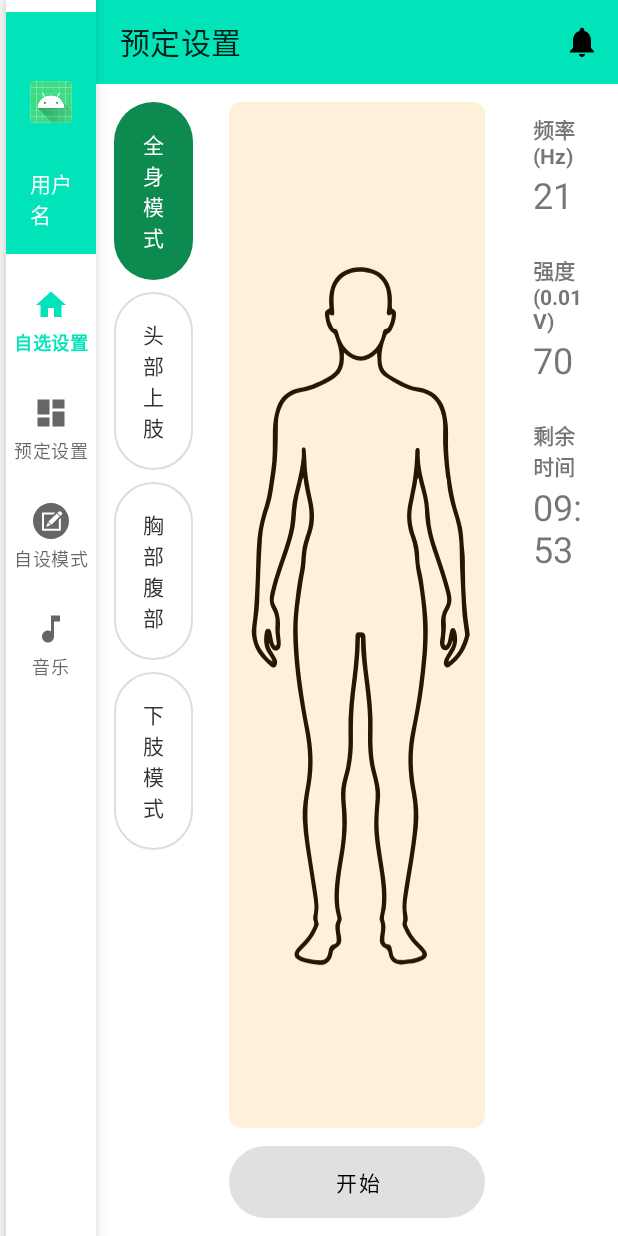
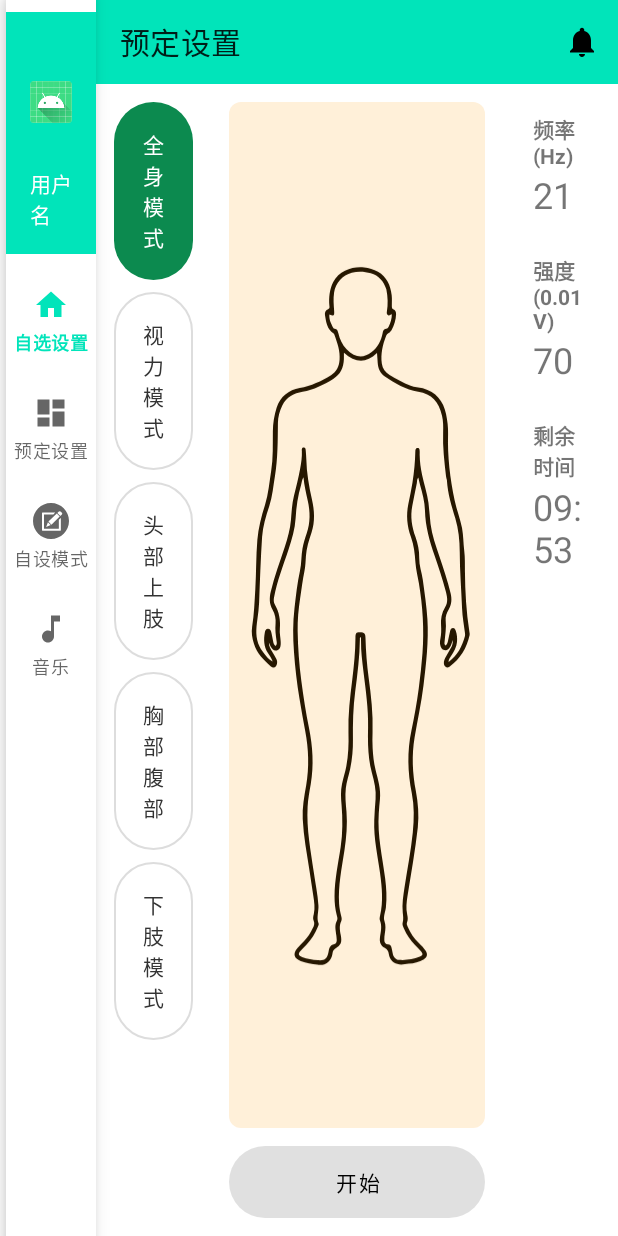
Before and after one commit to livermorerhui/SonicWaveV4-2, an Android app: the PersetmodeFragment screen opened through its navigation route, on a phone screen of 412 x 824 dp. Run offline under Robolectric (Android 15) with nearby library versions, the phone set to English and light mode, and no system bars; our stand-ins replace Room's generated code, navigation-ui; network calls fail; pictures from the network do not load; 3 statements that could not run were skipped.

Commit message:
app端开发:在[专家模式]添加[视力模式],模式区域添加翻滚功能

```diff
--- a/app/src/main/java/com/example/sonicwavev4/ui/persetmode/PersetmodeFragment.kt
+++ b/app/src/main/java/com/example/sonicwavev4/ui/persetmode/PersetmodeFragment.kt
@@ -51,6 +51,7 @@ class PersetmodeFragment : Fragment() {
     private val modeButtons: List<Button> by lazy {
         listOf(
             binding.btnWholeBody,
+            binding.btnVisionMode,
             binding.btnUpperHead,
             binding.btnChestAbdomen,
             binding.btnLowerLimb
@@ -156,9 +157,10 @@ class PersetmodeFragment : Fragment() {
         }
 
         binding.imgHighlightWhole.isVisible = state.selectedModeIndex == 0
-        binding.imgHighlightUpperHead.isVisible = state.selectedModeIndex == 1
-        binding.imgHighlightChestAbdomen.isVisible = state.selectedModeIndex == 2
-        binding.imgHighlightLowerLimb.isVisible = state.selectedModeIndex == 3
+        binding.imgHighlightVision.isVisible = state.selectedModeIndex == 1
+        binding.imgHighlightUpperHead.isVisible = state.selectedModeIndex == 2
+        binding.imgHighlightChestAbdomen.isVisible = state.selectedModeIndex == 3
+        binding.imgHighlightLowerLimb.isVisible = state.selectedModeIndex == 4
 
         binding.tvFrequencyValue.text = state.frequencyHz?.toString() ?: "--"
         binding.tvIntensityValue.text = state.intensity01V?.toString() ?: "--"
--- a/app/src/main/java/com/example/sonicwavev4/ui/persetmode/PersetmodeViewModel.kt
+++ b/app/src/main/java/com/example/sonicwavev4/ui/persetmode/PersetmodeViewModel.kt
@@ -16,6 +16,7 @@ import com.example.sonicwavev4.ui.persetmode.modes.LowerLimb10m
 import com.example.sonicwavev4.ui.persetmode.modes.PresetMode
 import com.example.sonicwavev4.ui.persetmode.modes.Step
 import com.example.sonicwavev4.ui.persetmode.modes.UpperLimbAndHead10m
+import com.example.sonicwavev4.ui.persetmode.modes.Vision10m
 import com.example.sonicwavev4.ui.persetmode.modes.WholeBody10m
 import com.example.sonicwavev4.utils.GlobalLogoutManager
 import com.example.sonicwavev4.utils.TestToneSettings
@@ -95,6 +96,7 @@ class PersetmodeViewModel(
 
     private val presetModes: List<PresetMode> = listOf(
         WholeBody10m,
+        Vision10m,
         UpperLimbAndHead10m,
         AbdomenChest10m,
         LowerLimb10m
--- /dev/null
+++ b/app/src/main/java/com/example/sonicwavev4/ui/persetmode/modes/Vision10m.kt
@@ -0,0 +1,22 @@
+package com.example.sonicwavev4.ui.persetmode.modes
+
+object Vision10m : PresetMode {
+    override val id: String = "vision_10m"
+    override val displayName: String = "视力模式 · 10分钟/周期"
+
+    override val steps: List<Step> = parseStepsCsv(
+        """
+        # intensity01V,frequencyHz,durationSec
+        30,20,30
+        40,14,150
+        30,16,30
+        30,20,30
+        40,30,30
+        40,14,60
+        30,12,30
+        40,14,180
+        30,20,30
+        40,30,30
+        """
+    )
+}
--- /dev/null
+++ b/app/src/main/res/drawable/ic_highlight_vision.xml
@@ -0,0 +1,5 @@
+<?xml version="1.0" encoding="utf-8"?>
+<shape xmlns:android="http://schemas.android.com/apk/res/android" android:shape="rectangle">
+    <solid android:color="#403F51B5"/>
+    <corners android:radius="8dp"/>
+</shape>
--- a/app/src/main/res/layout/fragment_persetmode.xml
+++ b/app/src/main/res/layout/fragment_persetmode.xml
@@ -23,17 +23,22 @@
         app:layout_constraintGuide_percent="0.78"/>
 
     <!-- 左侧：模式按钮 -->
-    <LinearLayout
+    <androidx.core.widget.NestedScrollView
         android:id="@+id/panel_modes"
         android:layout_width="0dp"
         android:layout_height="0dp"
-        android:orientation="vertical"
-        android:gravity="top|center_horizontal"
+        android:fillViewport="true"
         android:padding="12dp"
         app:layout_constraintStart_toStartOf="parent"
         app:layout_constraintEnd_toStartOf="@id/guide_left"
         app:layout_constraintTop_toTopOf="parent"
         app:layout_constraintBottom_toBottomOf="parent">
+
+        <LinearLayout
+            android:layout_width="match_parent"
+            android:layout_height="wrap_content"
+            android:orientation="vertical"
+            android:gravity="top|center_horizontal">
 
         <Button
             android:id="@+id/btn_whole_body"
@@ -45,6 +50,19 @@
             android:paddingTop="12dp"
             android:paddingBottom="12dp"
             android:text="全身模式"
+            android:textAllCaps="false"
+            android:textColor="@color/color_preset_mode_button_text"/>
+
+        <Button
+            android:id="@+id/btn_vision_mode"
+            android:layout_width="match_parent"
+            android:layout_height="wrap_content"
+            android:layout_marginBottom="8dp"
+            android:background="@drawable/bg_preset_mode_button_default"
+            style="@style/Widget.SonicWave.PresetModeButton"
+            android:paddingTop="12dp"
+            android:paddingBottom="12dp"
+            android:text="视力模式"
             android:textAllCaps="false"
             android:textColor="@color/color_preset_mode_button_text"/>
 
@@ -86,7 +104,9 @@
             android:textAllCaps="false"
             android:textColor="@color/color_preset_mode_button_text"/>
 
-    </LinearLayout>
+        </LinearLayout>
+
+    </androidx.core.widget.NestedScrollView>
 
     <!-- 中间：人形轮廓 + 高亮层 + 开始/停止按钮 -->
     <LinearLayout
@@ -126,6 +146,15 @@
                 android:alpha="0.6"
                 android:visibility="gone"
                 android:src="@drawable/ic_highlight_whole"/>
+
+            <ImageView
+                android:id="@+id/img_highlight_vision"
+                android:layout_width="match_parent"
+                android:layout_height="match_parent"
+                android:scaleType="fitCenter"
+                android:alpha="0.6"
+                android:visibility="gone"
+                android:src="@drawable/ic_highlight_vision"/>
 
             <ImageView
                 android:id="@+id/img_highlight_upper_head"
```
Also changed, not shown: 8 other files.
